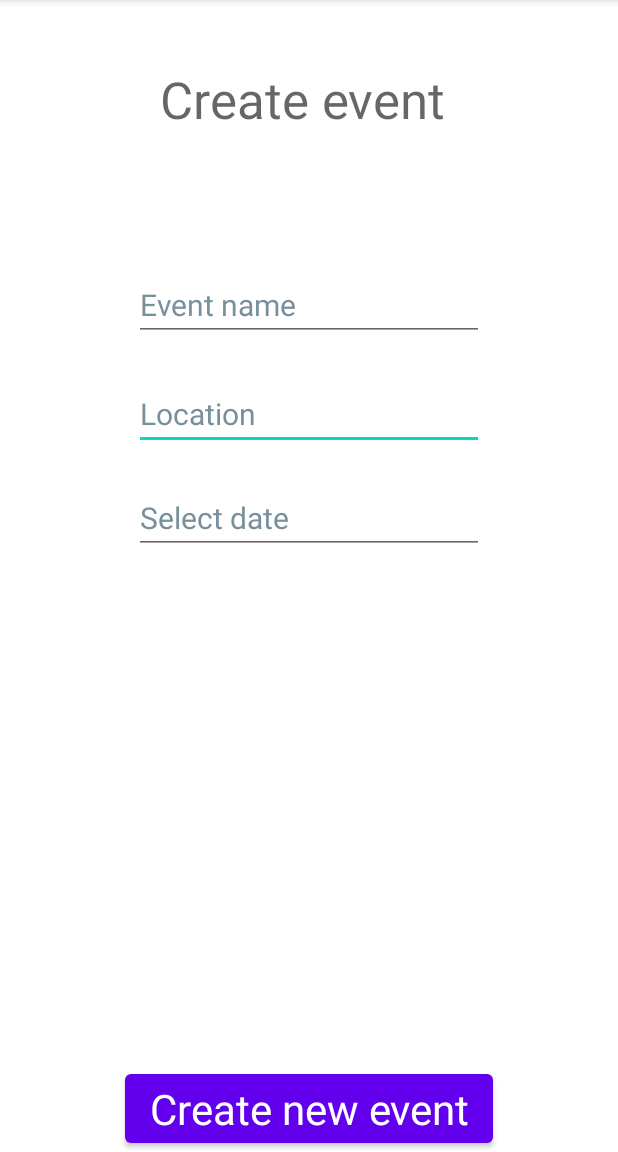
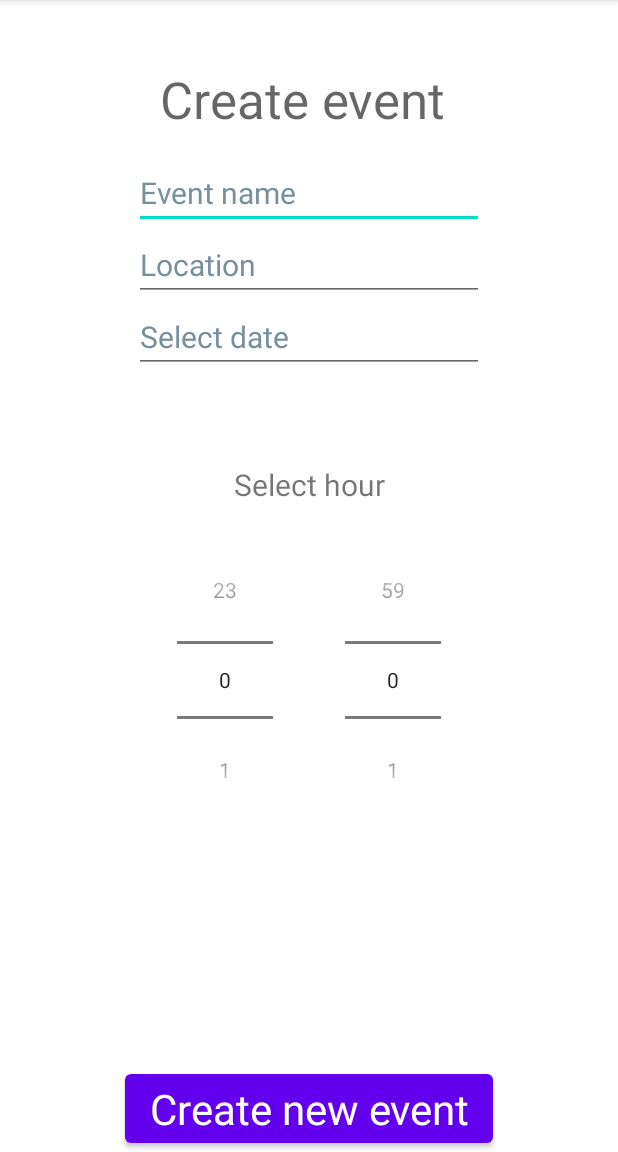
Before and after one commit to tymoteusz-chelmecki/EventRepoApp, an Android app: the CreateEventActivity screen opened directly, with no data from a screen before it, on a phone screen of 412 x 824 dp, the part 84-1236 px from its top. Run offline under Robolectric (Android 15) with nearby library versions, the phone set to English and light mode, and no system bars; our stand-ins replace Room's generated code.

Commit message:
Implement better event hour handling

```diff
--- a/app/src/main/java/com/example/event_repo_app/CreateEventActivity.java
+++ b/app/src/main/java/com/example/event_repo_app/CreateEventActivity.java
@@ -8,6 +8,7 @@ import android.os.Bundle;
 import android.text.InputType;
 import android.widget.Button;
 import android.widget.EditText;
+import android.widget.NumberPicker;
 import android.widget.TextView;
 import android.widget.Toast;
 
@@ -25,6 +26,8 @@ public class CreateEventActivity extends AppCompatActivity {
     private Button createButton;
     private EventViewModel eventViewModel;
     private EditText dateEditText;
+    private NumberPicker hourPicker;
+    private NumberPicker minutePicker;
 
     @Override
     protected void onCreate(Bundle savedInstanceState) {
@@ -35,6 +38,13 @@ public class CreateEventActivity extends AppCompatActivity {
         dateEditText = findViewById(R.id.input_text_date);
         dateEditText.setInputType(InputType.TYPE_NULL);
         dateEditText.setOnClickListener(view -> selectDate());
+
+        hourPicker = findViewById(R.id.picker_hour);
+        minutePicker = findViewById(R.id.picker_minute);
+        hourPicker.setMinValue(0);
+        hourPicker.setMaxValue(23);
+        minutePicker.setMinValue(0);
+        minutePicker.setMaxValue(59);
 
         createButton = findViewById(R.id.create_create_button);
         createButton.setOnClickListener(view -> submitNewEvent());
@@ -64,7 +74,9 @@ public class CreateEventActivity extends AppCompatActivity {
         int month = selectedDate.get(1);
         int year = selectedDate.get(2);
 
-        String startHour = "14:00";
+        int hour = hourPicker.getValue();
+        int minute = minutePicker.getValue();
+
         double latitude = 23.05;
         double longitude = 108.40;
 
@@ -72,7 +84,7 @@ public class CreateEventActivity extends AppCompatActivity {
             Toast.makeText(CreateEventActivity.this,
                     "You have to specify event name and location", Toast.LENGTH_LONG).show();
         } else {
-            Event event = new Event(eventName, location, day, month, year, startHour,
+            Event event = new Event(eventName, location, day, month, year, hour, minute,
                     latitude, longitude);
             eventViewModel.insert(event);
 
--- a/app/src/main/java/com/example/event_repo_app/EventRecyclerViewAdapter.java
+++ b/app/src/main/java/com/example/event_repo_app/EventRecyclerViewAdapter.java
@@ -36,7 +36,8 @@ public class EventRecyclerViewAdapter
         holder.location.setText(event.getLocation());
         holder.date.setText(String.format(Locale.getDefault(),
                 "%d-%d-%d", event.getDay(), event.getMonth(), event.getYear()));
-        holder.startHour.setText(event.getStartHour());
+        holder.startHour.setText(String.format(Locale.getDefault(), "%d:%d",
+                event.getHour(), event.getMinute()));
         holder.latitude.setText(String.valueOf(event.getLatitude()));
         holder.longitude.setText(String.valueOf(event.getLongitude()));
     }
--- a/app/src/main/java/database/EventDatabase.java
+++ b/app/src/main/java/database/EventDatabase.java
@@ -6,7 +6,7 @@ import androidx.room.Database;
 import androidx.room.Room;
 import androidx.room.RoomDatabase;
 
-@Database(entities = {Event.class}, version = 3)
+@Database(entities = {Event.class}, version = 4)
 public abstract class EventDatabase extends RoomDatabase {
     public static String DB_NAME = "event_db";
     private static EventDatabase database;
--- a/app/src/main/res/layout/activity_create_event.xml
+++ b/app/src/main/res/layout/activity_create_event.xml
@@ -5,6 +5,23 @@
     android:layout_width="match_parent"
     android:layout_height="match_parent"
     tools:context=".ShareEventsActivity">
+
+    <EditText
+        android:id="@+id/input_text_name"
+        android:layout_width="wrap_content"
+        android:layout_height="wrap_content"
+        android:layout_marginTop="16dp"
+        android:ems="10"
+        android:hint="@string/input_text_name"
+        android:importantForAutofill="no"
+        android:inputType="text"
+        android:textColorHint="#78909C"
+        android:textSize="20sp"
+        app:layout_constraintBottom_toTopOf="@id/input_text_location"
+        app:layout_constraintEnd_toEndOf="parent"
+        app:layout_constraintStart_toStartOf="parent"
+        app:layout_constraintTop_toBottomOf="@+id/create_event_text"
+        tools:layout_constraintTop_toBottomOf="@id/create_event_text" />
 
     <EditText
         android:id="@+id/input_text_location"
@@ -16,12 +33,11 @@
         android:inputType="text"
         android:textColorHint="#78909C"
         android:textSize="20sp"
-        app:layout_constraintBottom_toBottomOf="parent"
+        app:layout_constraintBottom_toTopOf="@id/input_text_date"
         app:layout_constraintEnd_toEndOf="parent"
         app:layout_constraintHorizontal_bias="0.5"
         app:layout_constraintStart_toStartOf="parent"
-        app:layout_constraintTop_toBottomOf="@id/input_text_name"
-        app:layout_constraintVertical_bias="0.05" />
+        app:layout_constraintTop_toBottomOf="@id/input_text_name" />
 
     <EditText
         android:id="@+id/input_text_date"
@@ -30,15 +46,38 @@
         android:ems="10"
         android:hint="@string/input_text_date"
         android:importantForAutofill="no"
-        android:inputType="text"
+        android:inputType="date"
         android:textColorHint="#78909C"
         android:textSize="20sp"
-        app:layout_constraintBottom_toBottomOf="parent"
         app:layout_constraintEnd_toEndOf="parent"
         app:layout_constraintHorizontal_bias="0.5"
         app:layout_constraintStart_toStartOf="parent"
         app:layout_constraintTop_toBottomOf="@id/input_text_location"
         app:layout_constraintVertical_bias="0.05" />
+
+    <NumberPicker
+        android:id="@+id/picker_hour"
+        android:layout_width="wrap_content"
+        android:layout_height="wrap_content"
+        android:layout_marginTop="8dp"
+        app:layout_constraintBottom_toTopOf="@+id/create_create_button"
+        app:layout_constraintEnd_toEndOf="parent"
+        app:layout_constraintHorizontal_bias="0.34"
+        app:layout_constraintStart_toStartOf="parent"
+        app:layout_constraintTop_toBottomOf="@id/text_select_hour"
+        app:layout_constraintVertical_bias="0.101" />
+
+    <NumberPicker
+        android:id="@+id/picker_minute"
+        android:layout_width="wrap_content"
+        android:layout_height="wrap_content"
+        android:layout_marginTop="8dp"
+        app:layout_constraintBottom_toTopOf="@+id/create_create_button"
+        app:layout_constraintEnd_toEndOf="parent"
+        app:layout_constraintHorizontal_bias="0.66"
+        app:layout_constraintStart_toStartOf="parent"
+        app:layout_constraintTop_toBottomOf="@id/text_select_hour"
+        app:layout_constraintVertical_bias="0.101" />
 
     <TextView
         android:id="@+id/create_event_text"
@@ -53,23 +92,6 @@
         app:layout_constraintTop_toTopOf="parent"
         app:layout_constraintVertical_bias="0.060000002" />
 
-    <EditText
-        android:id="@+id/input_text_name"
-        android:layout_width="wrap_content"
-        android:layout_height="wrap_content"
-        android:layout_marginTop="24dp"
-        android:ems="10"
-        android:hint="@string/input_text_name"
-        android:importantForAutofill="no"
-        android:inputType="text"
-        android:textColorHint="#78909C"
-        android:textSize="20sp"
-        app:layout_constraintBottom_toBottomOf="parent"
-        app:layout_constraintEnd_toEndOf="parent"
-        app:layout_constraintStart_toStartOf="parent"
-        app:layout_constraintTop_toBottomOf="@+id/create_event_text"
-        app:layout_constraintVertical_bias="0.110000014" />
-
     <Button
         android:id="@+id/create_create_button"
         android:layout_width="wrap_content"
@@ -81,4 +103,16 @@
         app:layout_constraintEnd_toEndOf="parent"
         app:layout_constraintStart_toStartOf="parent" />
 
+    <TextView
+        android:id="@+id/text_select_hour"
+        android:layout_width="wrap_content"
+        android:layout_height="wrap_content"
+        android:text="@string/text_select_hour"
+        android:textSize="20sp"
+        app:layout_constraintBottom_toTopOf="@+id/create_create_button"
+        app:layout_constraintEnd_toEndOf="parent"
+        app:layout_constraintStart_toStartOf="parent"
+        app:layout_constraintTop_toBottomOf="@id/input_text_date"
+        app:layout_constraintVertical_bias="0.13999999" />
+
 </androidx.constraintlayout.widget.ConstraintLayout>
--- a/app/src/main/res/values/strings.xml
+++ b/app/src/main/res/values/strings.xml
@@ -10,6 +10,6 @@
     <string name="input_text_name">Event name</string>
     <string name="input_text_location">Location</string>
     <string name="input_text_date">Select date</string>
-    <string name="text_hour">Start hour</string>
+    <string name="text_select_hour">Select hour</string>
     <string name="create_create_button_text">Create new event</string>
 </resources>
```
Also changed, not shown: app/src/main/java/database/Event.java (+14 -6 lines).
